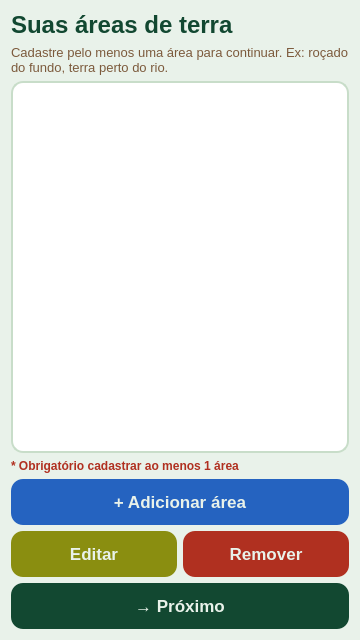
Old version of the form gui/SignupAreas.ui in the repository pollyanasousa/projeto-interdisciplinar-ufrpe.
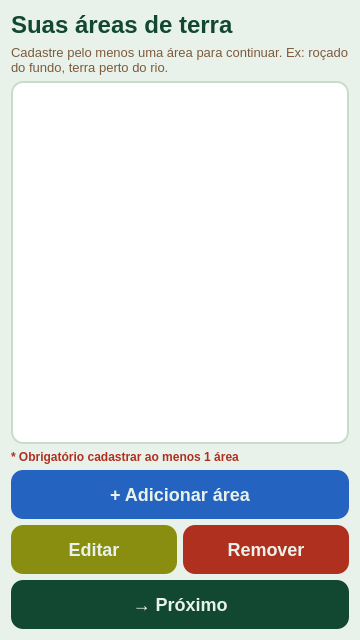
New version of the form.

The edit to the form file:
```diff
--- a/gui/SignupAreas.ui
+++ b/gui/SignupAreas.ui
@@ -8,7 +8,7 @@
   <property name="windowTitle"><string>Form</string></property>
   <property name="styleSheet">
    <string notr="true">QWidget { background-color: #E9F2EA; font-family: &quot;Roboto Flex&quot;; }
-QPushButton { background-color: #124831; color: #E9F2EA; font-family: &quot;Roboto Flex&quot;; font-weight: 700; font-size: 17px; border-radius: 12px; padding: 13px; border: none; }
+QPushButton { background-color: #124831; color: #E9F2EA; font-family: &quot;Roboto Flex&quot;; font-weight: 700; font-size: 18px; border-radius: 12px; padding: 14px; border: none; }
 QPushButton:hover { background-color: #0a3020; }
 QPushButton#new_area_button { background-color: #2563C0; }
 QPushButton#update_area_button { background-color: #8a8e10; }
```
